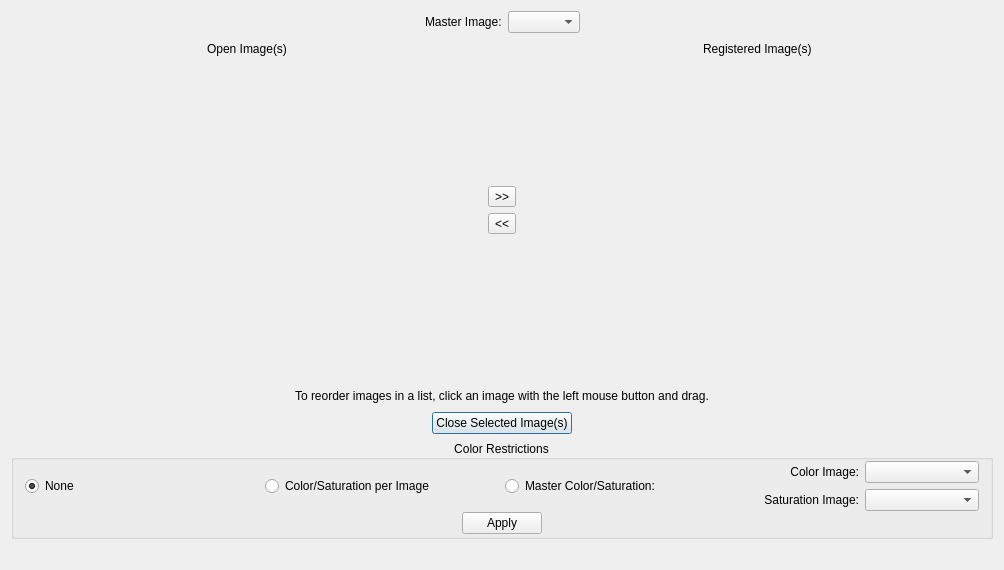
The window that code/display/QtViewer/ImageManager/ImageManagerDialog.ui (radio-astro/casa) describes before a commit, drawn with Qt 5.
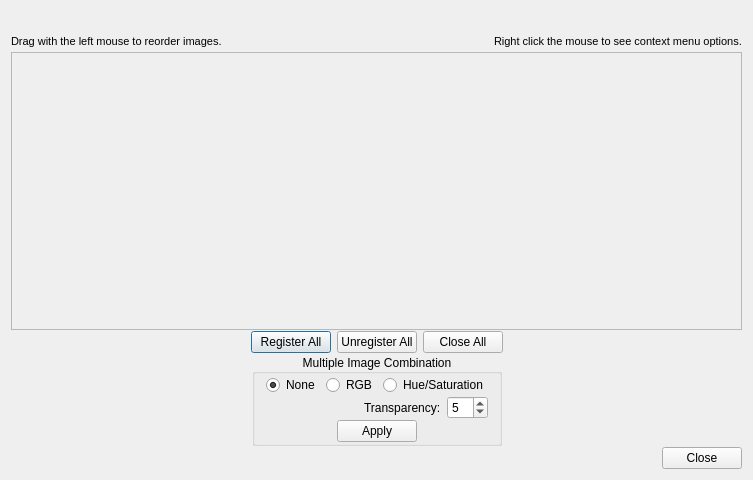
The same window after the commit.

The edit to the form file:
```diff
--- a/code/display/QtViewer/ImageManager/ImageManagerDialog.ui
+++ b/code/display/QtViewer/ImageManager/ImageManagerDialog.ui
@@ -6,64 +6,29 @@
    <rect>
     <x>0</x>
     <y>0</y>
-    <width>1004</width>
-    <height>570</height>
+    <width>753</width>
+    <height>480</height>
    </rect>
   </property>
+  <property name="sizePolicy">
+   <sizepolicy hsizetype="MinimumExpanding" vsizetype="Preferred">
+    <horstretch>0</horstretch>
+    <verstretch>0</verstretch>
+   </sizepolicy>
+  </property>
+  <property name="minimumSize">
+   <size>
+    <width>220</width>
+    <height>0</height>
+   </size>
+  </property>
   <property name="windowTitle">
    <string>ImageManagerDialog</string>
   </property>
-  <layout class="QVBoxLayout" name="verticalLayout_6">
-   <item>
-    <layout class="QHBoxLayout" name="horizontalLayout">
-     <item>
-      <spacer name="horizontalSpacer">
-       <property name="orientation">
-        <enum>Qt::Horizontal</enum>
-       </property>
-       <property name="sizeHint" stdset="0">
-        <size>
-         <width>40</width>
-         <height>20</height>
-        </size>
-       </property>
-      </spacer>
-     </item>
-     <item>
-      <widget class="QLabel" name="label_3">
-       <property name="text">
-        <string>Master Image:</string>
-       </property>
-      </widget>
-     </item>
-     <item>
-      <widget class="QComboBox" name="masterImageComboBox">
-       <property name="toolTip">
-        <string>Select the image used to set the field of view.</string>
-       </property>
-      </widget>
-     </item>
-     <item>
-      <spacer name="horizontalSpacer_2">
-       <property name="orientation">
-        <enum>Qt::Horizontal</enum>
-       </property>
-       <property name="sizeHint" stdset="0">
-        <size>
-         <width>40</width>
-         <height>20</height>
-        </size>
-       </property>
-      </spacer>
-     </item>
-    </layout>
-   </item>
-   <item>
-    <layout class="QHBoxLayout" name="horizontalLayout_10">
-     <item>
       <layout class="QVBoxLayout" name="verticalLayout_2">
-       <item>
-        <layout class="QHBoxLayout" name="horizontalLayout_2">
+   <property name="spacing">
+    <number>1</number>
+   </property>
          <item>
           <spacer name="horizontalSpacer_8">
            <property name="orientation">
@@ -78,115 +43,21 @@
           </spacer>
          </item>
          <item>
-          <widget class="QLabel" name="label_2">
-           <property name="text">
-            <string>Open Image(s)</string>
-           </property>
-          </widget>
-         </item>
-         <item>
-          <spacer name="horizontalSpacer_9">
-           <property name="orientation">
-            <enum>Qt::Horizontal</enum>
-           </property>
-           <property name="sizeHint" stdset="0">
-            <size>
-             <width>40</width>
-             <height>20</height>
-            </size>
-           </property>
-          </spacer>
-         </item>
-        </layout>
-       </item>
-       <item>
-        <widget class="QWidget" name="openHolder" native="true">
-         <property name="sizePolicy">
-          <sizepolicy hsizetype="Expanding" vsizetype="Expanding">
-           <horstretch>0</horstretch>
-           <verstretch>0</verstretch>
-          </sizepolicy>
-         </property>
-        </widget>
-       </item>
-      </layout>
-     </item>
-     <item>
-      <layout class="QVBoxLayout" name="verticalLayout_3">
-       <item>
-        <spacer name="verticalSpacer">
-         <property name="orientation">
-          <enum>Qt::Vertical</enum>
-         </property>
-         <property name="sizeHint" stdset="0">
-          <size>
-           <width>20</width>
-           <height>40</height>
-          </size>
-         </property>
-        </spacer>
-       </item>
-       <item>
-        <widget class="QToolButton" name="openToRegisteredButton">
-         <property name="toolTip">
-          <string>Move selected open (undisplayed) image(s) to registered (displayed) status.</string>
-         </property>
-         <property name="text">
-          <string>&gt;&gt;</string>
-         </property>
-        </widget>
-       </item>
-       <item>
-        <widget class="QToolButton" name="registerToOpenButton">
-         <property name="toolTip">
-          <string>Move selected registered (displayed) images to open (undisplayed) status.</string>
-         </property>
-         <property name="text">
-          <string>&lt;&lt;</string>
-         </property>
-        </widget>
-       </item>
-       <item>
-        <spacer name="verticalSpacer_2">
-         <property name="orientation">
-          <enum>Qt::Vertical</enum>
-         </property>
-         <property name="sizeHint" stdset="0">
-          <size>
-           <width>20</width>
-           <height>40</height>
-          </size>
-         </property>
-        </spacer>
-       </item>
-      </layout>
-     </item>
-     <item>
-      <layout class="QVBoxLayout" name="verticalLayout">
-       <item>
-        <layout class="QHBoxLayout" name="horizontalLayout_9">
-         <item>
-          <spacer name="horizontalSpacer_10">
-           <property name="orientation">
-            <enum>Qt::Horizontal</enum>
-           </property>
-           <property name="sizeHint" stdset="0">
-            <size>
-             <width>40</width>
-             <height>20</height>
-            </size>
-           </property>
-          </spacer>
-         </item>
+    <layout class="QHBoxLayout" name="horizontalLayout_6">
          <item>
           <widget class="QLabel" name="label">
+       <property name="font">
+        <font>
+         <pointsize>8</pointsize>
+        </font>
+       </property>
            <property name="text">
-            <string>&lt;font color='black'&gt;Registered Image(s)&lt;/font&gt;</string>
+        <string>Drag with the left mouse to reorder images.</string>
            </property>
           </widget>
          </item>
          <item>
-          <spacer name="horizontalSpacer_11">
+      <spacer name="horizontalSpacer_2">
            <property name="orientation">
             <enum>Qt::Horizontal</enum>
            </property>
@@ -198,61 +69,39 @@
            </property>
           </spacer>
          </item>
-        </layout>
-       </item>
        <item>
-        <widget class="QWidget" name="displayedHolder" native="true">
-         <property name="sizePolicy">
-          <sizepolicy hsizetype="Expanding" vsizetype="Expanding">
-           <horstretch>0</horstretch>
-           <verstretch>0</verstretch>
-          </sizepolicy>
-         </property>
+      <widget class="QLabel" name="label_2">
+       <property name="font">
+        <font>
+         <pointsize>8</pointsize>
+        </font>
+       </property>
+       <property name="text">
+        <string>Right click the mouse to see context menu options.</string>
+       </property>
         </widget>
        </item>
       </layout>
      </item>
-    </layout>
-   </item>
    <item>
-    <layout class="QHBoxLayout" name="horizontalLayout_11">
-     <item>
-      <spacer name="horizontalSpacer_12">
-       <property name="orientation">
-        <enum>Qt::Horizontal</enum>
-       </property>
-       <property name="sizeHint" stdset="0">
-        <size>
-         <width>40</width>
-         <height>20</height>
-        </size>
-       </property>
-      </spacer>
-     </item>
-     <item>
-      <widget class="QLabel" name="label_6">
-       <property name="text">
-        <string>To reorder images in a list, click an image with the left mouse button and drag.</string>
-       </property>
-      </widget>
+    <widget class="QScrollArea" name="imageHolder">
+     <property name="widgetResizable">
+      <bool>true</bool>
+     </property>
+     <widget class="QWidget" name="scrollAreaWidgetContents">
+      <property name="geometry">
+       <rect>
+        <x>0</x>
+        <y>0</y>
+        <width>731</width>
+        <height>247</height>
+       </rect>
+      </property>
+     </widget>
+    </widget>
      </item>
      <item>
-      <spacer name="horizontalSpacer_13">
-       <property name="orientation">
-        <enum>Qt::Horizontal</enum>
-       </property>
-       <property name="sizeHint" stdset="0">
-        <size>
-         <width>40</width>
-         <height>20</height>
-        </size>
-       </property>
-      </spacer>
-     </item>
-    </layout>
-   </item>
-   <item>
-    <layout class="QHBoxLayout" name="horizontalLayout_3">
+    <layout class="QHBoxLayout" name="horizontalLayout_2">
      <item>
       <spacer name="horizontalSpacer_3">
        <property name="orientation">
@@ -260,19 +109,39 @@
        </property>
        <property name="sizeHint" stdset="0">
         <size>
-         <width>40</width>
+         <width>13</width>
          <height>20</height>
         </size>
        </property>
       </spacer>
      </item>
      <item>
-      <widget class="QPushButton" name="closeImageButton">
+      <widget class="QPushButton" name="registerButton">
        <property name="toolTip">
         <string>Close selected image(s).</string>
        </property>
        <property name="text">
-        <string>Close Selected Image(s)</string>
+        <string>Register All</string>
+       </property>
+      </widget>
+     </item>
+     <item>
+      <widget class="QPushButton" name="unregisterButton">
+       <property name="toolTip">
+        <string>Unregister (remove from the display) all images.</string>
+       </property>
+       <property name="text">
+        <string>Unregister All</string>
+       </property>
+      </widget>
+     </item>
+     <item>
+      <widget class="QPushButton" name="closeButton">
+       <property name="toolTip">
+        <string>Close (remove from memory) all images.</string>
+       </property>
+       <property name="text">
+        <string>Close All</string>
        </property>
       </widget>
      </item>
@@ -283,23 +152,38 @@
        </property>
        <property name="sizeHint" stdset="0">
         <size>
-         <width>40</width>
+         <width>13</width>
          <height>20</height>
         </size>
        </property>
       </spacer>
      </item>
     </layout>
+   </item>
+   <item>
+    <layout class="QHBoxLayout" name="horizontalLayout_5">
+     <item>
+      <spacer name="horizontalSpacer_9">
+       <property name="orientation">
+        <enum>Qt::Horizontal</enum>
+       </property>
+       <property name="sizeHint" stdset="0">
+        <size>
+         <width>40</width>
+         <height>20</height>
+        </size>
+       </property>
+      </spacer>
    </item>
    <item>
     <widget class="QGroupBox" name="colorRestrictionsGroupBox">
      <property name="title">
-      <string>Color Restrictions</string>
+        <string>Multiple Image Combination</string>
      </property>
      <property name="alignment">
       <set>Qt::AlignCenter</set>
      </property>
-     <layout class="QVBoxLayout" name="verticalLayout_5">
+       <layout class="QVBoxLayout" name="verticalLayout">
       <property name="spacing">
        <number>1</number>
       </property>
@@ -307,10 +191,10 @@
        <number>1</number>
       </property>
       <property name="bottomMargin">
-       <number>2</number>
+         <number>1</number>
       </property>
       <item>
-       <layout class="QHBoxLayout" name="horizontalLayout_7">
+         <layout class="QHBoxLayout" name="horizontalLayout_4">
         <item>
          <widget class="QRadioButton" name="noneRadio">
           <property name="toolTip">
@@ -330,7 +214,7 @@
            <string>Each image should be displayed using its specified color and its saturation reflecting image intensity.</string>
           </property>
           <property name="text">
-           <string>Color/Saturation per Image</string>
+             <string>RGB</string>
           </property>
          </widget>
         </item>
@@ -340,55 +224,43 @@
            <string>Display all images with the color coming from one image and the saturation coming from another image.</string>
           </property>
           <property name="text">
-           <string>Master Color/Saturation:</string>
+             <string>Hue/Saturation</string>
           </property>
          </widget>
         </item>
+         </layout>
+        </item>
         <item>
-         <layout class="QVBoxLayout" name="verticalLayout_4">
+         <layout class="QHBoxLayout" name="horizontalLayout_3">
           <item>
-           <layout class="QHBoxLayout" name="horizontalLayout_4">
-            <item>
-             <widget class="QLabel" name="label_4">
-              <property name="text">
-               <string>Color Image:</string>
-              </property>
-              <property name="alignment">
-               <set>Qt::AlignRight|Qt::AlignTrailing|Qt::AlignVCenter</set>
-              </property>
-             </widget>
+           <spacer name="horizontalSpacer">
+            <property name="orientation">
+             <enum>Qt::Horizontal</enum>
+            </property>
+            <property name="sizeHint" stdset="0">
+             <size>
+              <width>40</width>
+              <height>20</height>
+             </size>
+            </property>
+           </spacer>
             </item>
             <item>
-             <widget class="QComboBox" name="colorImageCombo">
-              <property name="toolTip">
-               <string>Select the image that is the color source.</string>
+           <widget class="QLabel" name="transparencyLabel">
+            <property name="text">
+             <string>Transparency:</string>
               </property>
              </widget>
             </item>
-           </layout>
-          </item>
           <item>
-           <layout class="QHBoxLayout" name="horizontalLayout_5">
-            <item>
-             <widget class="QLabel" name="label_5">
-              <property name="text">
-               <string>Saturation Image:</string>
-              </property>
-              <property name="alignment">
-               <set>Qt::AlignRight|Qt::AlignTrailing|Qt::AlignVCenter</set>
-              </property>
-             </widget>
-            </item>
-            <item>
-             <widget class="QComboBox" name="saturationImageCombo">
-              <property name="toolTip">
-               <string>Select the image that is the saturation source.</string>
-              </property>
-             </widget>
-            </item>
-           </layout>
-          </item>
-         </layout>
+           <widget class="QSpinBox" name="transparencySpinBox">
+            <property name="maximum">
+             <number>10</number>
+            </property>
+            <property name="value">
+             <number>5</number>
+            </property>
+           </widget>
         </item>
        </layout>
       </item>
@@ -436,8 +308,22 @@
     </widget>
    </item>
    <item>
-    <layout class="QHBoxLayout" name="horizontalLayout_6"/>
-   </item>
+      <spacer name="horizontalSpacer_10">
+       <property name="orientation">
+        <enum>Qt::Horizontal</enum>
+       </property>
+       <property name="sizeHint" stdset="0">
+        <size>
+         <width>40</width>
+         <height>20</height>
+        </size>
+       </property>
+      </spacer>
+     </item>
+    </layout>
+   </item>
+   <item>
+    <layout class="QHBoxLayout" name="horizontalLayout">
    <item>
     <spacer name="horizontalSpacer_7">
      <property name="orientation">
@@ -450,6 +336,18 @@
       </size>
      </property>
     </spacer>
+     </item>
+     <item>
+      <widget class="QPushButton" name="closeDialogButton">
+       <property name="toolTip">
+        <string>Close this dialog.</string>
+       </property>
+       <property name="text">
+        <string>Close</string>
+       </property>
+      </widget>
+     </item>
+    </layout>
    </item>
   </layout>
  </widget>
```
Left out of the diff: 2 changed lines with no effect on the pictures. Lines whose indentation alone changed are shown as unchanged.
